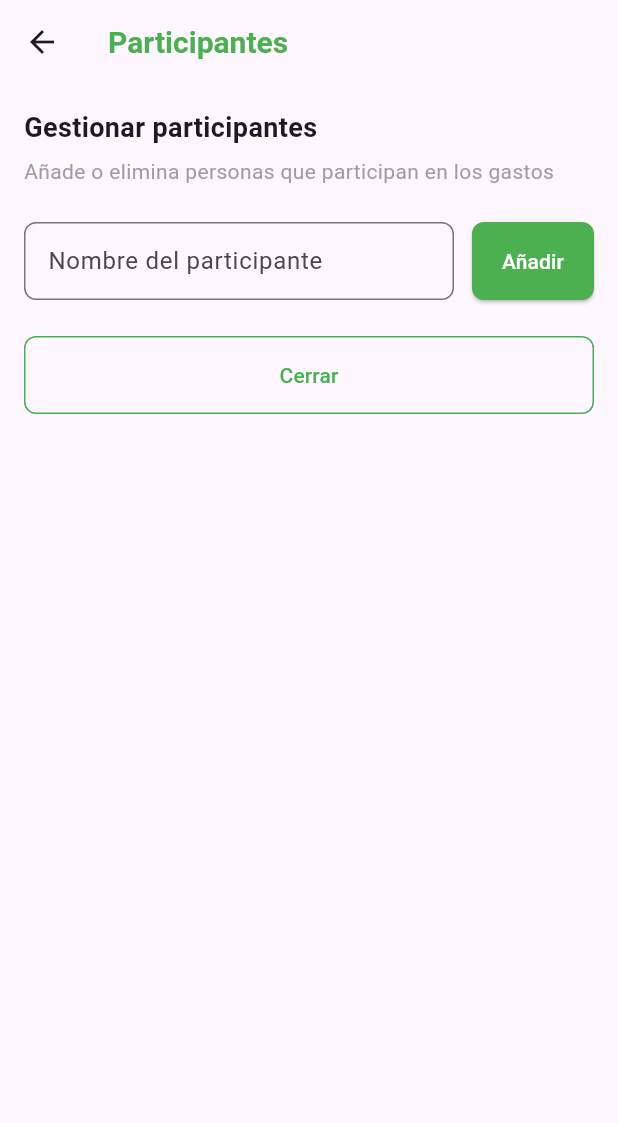
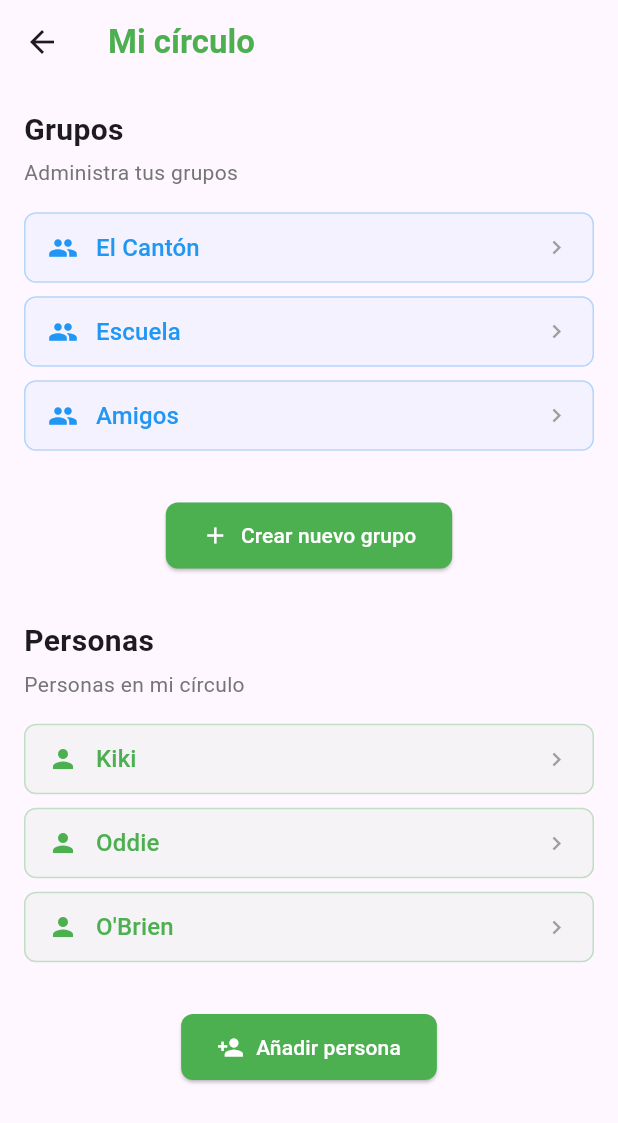
Before and after one commit to Myshelluwu/paytogether, a Flutter app: the Users screen opened directly, on a phone screen of 412 x 824 dp. Shown: the top 1123 px of the screen. Run offline on Flutter 3.47's test engine with Material 3 defaults, Android fonts, the phone set to English and light mode, and no system bars; Roboto replaces fonts that are missing (Poppins).

Commit message:
pantalla de mi circulo

```diff
--- a/lib/gastos.dart
+++ b/lib/gastos.dart
@@ -1,3 +1,4 @@
+//gastos.dart
 import 'package:flutter/material.dart';
 
 class Gastos extends StatelessWidget {
--- a/lib/main.dart
+++ b/lib/main.dart
@@ -2,7 +2,7 @@ import 'package:flutter/material.dart';
 import 'package:paytogether/menu.dart';
 
 void main() {
-  runApp(const PayTogetherApp()); // Nombre más descriptivo
+  runApp(const PayTogetherApp());
 }
 
 class PayTogetherApp extends StatelessWidget {
@@ -11,9 +11,9 @@ class PayTogetherApp extends StatelessWidget {
   @override
   Widget build(BuildContext context) {
     return MaterialApp(
-      title: 'PayTogether', // Añadido para identificación en el switcher de apps
+      title: 'PayTogether',
       theme: ThemeData(
-        primarySwatch: Colors.green, // Color principal de la app
+        primarySwatch: Colors.green,
         fontFamily: 'Poppins', // Fuente global
         visualDensity: VisualDensity.adaptivePlatformDensity,
       ),
--- a/lib/usuarios.dart
+++ b/lib/usuarios.dart
@@ -1,4 +1,34 @@
+//usuarios.dart
 import 'package:flutter/material.dart';
+
+void main() {
+  runApp(const MyApp());
+}
+
+class MyApp extends StatelessWidget {
+  const MyApp({super.key});
+
+  @override
+  Widget build(BuildContext context) {
+    return MaterialApp(
+      title: 'Mi Círculo',
+      theme: ThemeData(
+        primarySwatch: Colors.green,
+        fontFamily: 'Poppins',
+      ),
+      initialRoute: '/',
+      routes: {
+        '/': (context) => const Users(),
+        '/el-canton': (context) => const GroupScreen(groupName: 'El Cantón'),
+        '/escuela': (context) => const GroupScreen(groupName: 'Escuela'),
+        '/amigos': (context) => const GroupScreen(groupName: 'Amigos'),
+        '/kiki': (context) => const PersonScreen(personName: 'Kiki'),
+        '/oddie': (context) => const PersonScreen(personName: 'Oddie'),
+        '/obrien': (context) => const PersonScreen(personName: 'O\'Brien'),
+      },
+    );
+  }
+}
 
 class Users extends StatelessWidget {
   const Users({super.key});
@@ -8,143 +38,292 @@ class Users extends StatelessWidget {
     return Scaffold(
       appBar: AppBar(
         title: const Text(
-          'Participantes',
+          'Mi círculo',
           style: TextStyle(
             color: Colors.green,
-            fontSize: 20,
             fontWeight: FontWeight.bold,
-            fontFamily: 'Poppins',
           ),
         ),
       ),
       body: SingleChildScrollView(
         padding: const EdgeInsets.all(16.0),
-        child: Column(crossAxisAlignment: CrossAxisAlignment.start, children: [
-          Column(
+        child: Column(
           crossAxisAlignment: CrossAxisAlignment.start,
           children: [
-              const Text(
-                'Gestionar participantes',
-                style: TextStyle(fontSize: 18, fontWeight: FontWeight.bold),
+            // Sección de Grupos
+            _buildSection(
+              context: context,
+              title: "Grupos",
+              subtitle: "Administra tus grupos",
+              items: const [
+                _GroupItem(name: 'El Cantón', route: '/el-canton'),
+                _GroupItem(name: 'Escuela', route: '/escuela'),
+                _GroupItem(name: 'Amigos', route: '/amigos'),
+              ],
+              icon: Icons.group,
+              color: Colors.blue,
             ),
-              const SizedBox(height: 6),
-              Text(
-                'Añade o elimina personas que participan en los gastos',
-                style: TextStyle(
-                    fontSize: 14, color: Colors.grey, fontFamily: 'Poppins'),
-              ),
+
             const SizedBox(height: 24),
-              Row(
-                children: [
-                  Expanded(
-                    child: TextField(
-                      controller: TextEditingController(), //change
-                      decoration: InputDecoration(
-                        labelText: 'Nombre del participante',
-                        contentPadding:
-                            EdgeInsets.symmetric(horizontal: 12, vertical: 14),
-                        border: OutlineInputBorder(
-                          borderSide: BorderSide(
-                              color: Colors.grey[700]!), // Borde gris
-                          borderRadius: BorderRadius.circular(8),
-                        ),
-                        focusedBorder: OutlineInputBorder(
-                          borderSide: BorderSide(
-                              color:
-                                  Colors.green), // Borde cuando está enfocado
-                        ),
-                      ),
-                      style: const TextStyle(fontFamily: 'Poppins'),
-                    ),
-                  ),
-                  const SizedBox(width: 12),
-                  ElevatedButton(
-                    onPressed: () {
-                      // if (_nombreController.text.trim().isNotEmpty) {
-                      //   setState(() {
-                      //     _participantes.add(_nombreController.text.trim());
-                      //     _nombreController.clear();
-                      //   });
-                      // }
-                    },
+
+            Center(
+              child: ElevatedButton.icon(
+                onPressed: () => _showAddGroupDialog(context),
                 style: ElevatedButton.styleFrom(
                   backgroundColor: Colors.green,
                   foregroundColor: Colors.white,
-                      padding: const EdgeInsets.symmetric(
-                          horizontal: 20, vertical: 16),
                   shape: RoundedRectangleBorder(
                     borderRadius: BorderRadius.circular(8),
                   ),
+                  padding: const EdgeInsets.symmetric(horizontal: 24, vertical: 12),
                 ),
+                icon: const Icon(Icons.add),
+                label: const Text('Crear nuevo grupo'),
+              ),
+            ),
+
+            const SizedBox(height: 32),
+
+            // Sección de Personas
+            _buildSection(
+              context: context,
+              title: "Personas",
+              subtitle: "Personas en mi círculo",
+              items: const [
+                _GroupItem(name: 'Kiki', route: '/kiki'),
+                _GroupItem(name: 'Oddie', route: '/oddie'),
+                _GroupItem(name: 'O\'Brien', route: '/obrien'),
+              ],
+              icon: Icons.person,
+              color: Colors.green,
+            ),
+
+            const SizedBox(height: 24),
+
+            // Botón para agregar nueva persona
+            Center(
+              child: ElevatedButton.icon(
+                onPressed: () => _showAddPersonDialog(context),
+                style: ElevatedButton.styleFrom(
+                  backgroundColor: Colors.green,
+                  foregroundColor: Colors.white,
+                  shape: RoundedRectangleBorder(
+                    borderRadius: BorderRadius.circular(8),
+                  ),
+                  padding: const EdgeInsets.symmetric(horizontal: 24, vertical: 12),
+                ),
+                icon: const Icon(Icons.person_add),
+                label: const Text('Añadir persona'),
+              ),
+            ),
+          ],
+        ),
+      ),
+    );
+  }
+
+  Widget _buildSection({
+    required BuildContext context,
+    required String title,
+    required String subtitle,
+    required List<_GroupItem> items,
+    required IconData icon,
+    required Color color,
+  }) {
+    return Column(
+      crossAxisAlignment: CrossAxisAlignment.start,
+      children: [
+        Text(
+          title,
+          style: const TextStyle(
+            fontSize: 20,
+            fontWeight: FontWeight.bold,
+          ),
+        ),
+        const SizedBox(height: 4),
+        Text(
+          subtitle,
+          style: TextStyle(
+            fontSize: 14,
+            color: Colors.grey[600],
+          ),
+        ),
+        const SizedBox(height: 16),
+
+        // Lista de elementos en columna
+        Column(
+          children: items.map((item) => Padding(
+            padding: const EdgeInsets.only(bottom: 8),
+            child: _buildGroupButton(context, item.name, icon, color, item.route),
+          )).toList(),
+        ),
+      ],
+    );
+  }
+
+  Widget _buildGroupButton(BuildContext context, String name, IconData icon, Color color, String route) {
+    return SizedBox(
+      width: double.infinity,
+      child: OutlinedButton(
+        onPressed: () => Navigator.pushNamed(context, route),
+        style: OutlinedButton.styleFrom(
+          alignment: Alignment.centerLeft,
+          backgroundColor: color.withOpacity(0.05),
+          foregroundColor: color,
+          side: BorderSide(color: color.withOpacity(0.3)),
+          shape: RoundedRectangleBorder(
+            borderRadius: BorderRadius.circular(8),
+          ),
+          padding: const EdgeInsets.symmetric(vertical: 12, horizontal: 16),
+        ),
+        child: Row(
+          children: [
+            Icon(icon, size: 20, color: color),
+            const SizedBox(width: 12),
+            Text(
+              name,
+              style: const TextStyle(
+                fontSize: 16,
+              ),
+            ),
+            const Spacer(),
+            const Icon(Icons.chevron_right, color: Colors.grey),
+          ],
+        ),
+      ),
+    );
+  }
+
+  void _showAddGroupDialog(BuildContext context) {
+    showDialog(
+      context: context,
+      builder: (context) => AlertDialog(
+        title: const Text('Nuevo grupo'),
+        content: TextField(
+          decoration: InputDecoration(
+            labelText: 'Nombre del grupo',
+            border: OutlineInputBorder(
+              borderRadius: BorderRadius.circular(8),
+            ),
+          ),
+        ),
+        actions: [
+          TextButton(
+            onPressed: () => Navigator.pop(context),
+            child: const Text('Cancelar'),
+          ),
+          ElevatedButton(
+            onPressed: () {
+              // Lógica para añadir grupo
+              Navigator.pop(context);
+            },
+            child: const Text('Crear'),
+          ),
+        ],
+      ),
+    );
+  }
+
+  void _showAddPersonDialog(BuildContext context) {
+    showDialog(
+      context: context,
+      builder: (context) => AlertDialog(
+        title: const Text('Añadir persona'),
+        content: TextField(
+          decoration: InputDecoration(
+            labelText: 'Nombre de la persona',
+            border: OutlineInputBorder(
+              borderRadius: BorderRadius.circular(8),
+            ),
+          ),
+        ),
+        actions: [
+          TextButton(
+            onPressed: () => Navigator.pop(context),
+            child: const Text('Cancelar'),
+          ),
+          ElevatedButton(
+            onPressed: () {
+              // Lógica para añadir persona
+              Navigator.pop(context);
+            },
             child: const Text('Añadir'),
           ),
         ],
       ),
-              const SizedBox(height: 24),
+    );
+  }
+}
 
-              // Lista de participantes
-              // // Expanded(
-              //   child: //_participantes.isEmpty
-              //       //?
-              //       const Center(
-              //           child: Text(
-              //             'No hay participantes. Añade algunos para comenzar.',
-              //             style: TextStyle(
-              //               fontSize: 16,
-              //               color: Colors.grey,
-              //               fontFamily: 'Poppins',
-              //             ),
-              //           ),
-              //         )
-              //       :
-              //       ListView.builder(
-              //           itemCount: _participantes.length,
-              //           itemBuilder: (context, index) {
-              //             return Card(
-              //               margin: const EdgeInsets.only(bottom: 8),
-              //               child: ListTile(
-              //                 title: Text(
-              //                   _participantes[index],
-              //                   style: const TextStyle(fontFamily: 'Poppins'),
-              //                 ),
-              //                 trailing: IconButton(
-              //                   icon:
-              //                       const Icon(Icons.delete, color: Colors.red),
-              //                   onPressed: () {
-              //                     setState(() {
-              //                       _participantes.removeAt(index);
-              //                     });
-              //                   },
-              //                 ),
-              //               ),
-              //             );
-              //           },
-              //         ),
-              // ),
+class _GroupItem {
+  final String name;
+  final String route;
 
-              // Botón para cerrar
-              SizedBox(
-                width: double.infinity,
-                child: OutlinedButton(
+  const _GroupItem({required this.name, required this.route});
+}
+
+class GroupScreen extends StatelessWidget {
+  final String groupName;
+
+  const GroupScreen({super.key, required this.groupName});
+
+  @override
+  Widget build(BuildContext context) {
+    return Scaffold(
+      appBar: AppBar(
+        title: Text(groupName),
+      ),
+      body: Center(
+        child: Column(
+          mainAxisAlignment: MainAxisAlignment.center,
+          children: [
+            Icon(Icons.group, size: 60, color: Colors.blue),
+            const SizedBox(height: 20),
+            Text(
+              'Pantalla del grupo: $groupName',
+              style: const TextStyle(fontSize: 20),
+            ),
+            const SizedBox(height: 20),
+            ElevatedButton(
               onPressed: () => Navigator.pop(context),
-                  style: OutlinedButton.styleFrom(
-                    foregroundColor: Colors.green,
-                    side: const BorderSide(color: Colors.green),
-                    padding: const EdgeInsets.symmetric(vertical: 16),
-                    shape: RoundedRectangleBorder(
-                      borderRadius: BorderRadius.circular(8),
-                    ),
-                  ),
-                  child: const Text(
-                    'Cerrar',
-                    style: TextStyle(fontFamily: 'Poppins'),
-                  ),
-                ),
+              child: const Text('Volver'),
             ),
           ],
         ),
-        ]),
       ),
     );
   }
 }
+
+class PersonScreen extends StatelessWidget {
+  final String personName;
+
+  const PersonScreen({super.key, required this.personName});
+
+  @override
+  Widget build(BuildContext context) {
+    return Scaffold(
+      appBar: AppBar(
+        title: Text(personName),
+      ),
+      body: Center(
+        child: Column(
+          mainAxisAlignment: MainAxisAlignment.center,
+          children: [
+            Icon(Icons.person, size: 60, color: Colors.green),
+            const SizedBox(height: 20),
+            Text(
+              'Pantalla de: $personName',
+              style: const TextStyle(fontSize: 20),
+            ),
+            const SizedBox(height: 20),
+            ElevatedButton(
+              onPressed: () => Navigator.pop(context),
+              child: const Text('Volver'),
+            ),
+          ],
+        ),
+      ),
+    );
+  }
+}
--- a/pubspec.yaml
+++ b/pubspec.yaml
@@ -30,6 +30,8 @@ environment:
 dependencies:
   flutter:
     sdk: flutter
+  fl_chart: ^0.61.0
+
 
   # The following adds the Cupertino Icons font to your application.
   # Use with the CupertinoIcons class for iOS style icons.
```
Also changed, not shown: lib/grupo.dart (added, +179 -0 lines), pubspec.lock, 1 other file. Lines whose indentation alone changed are shown as unchanged.
